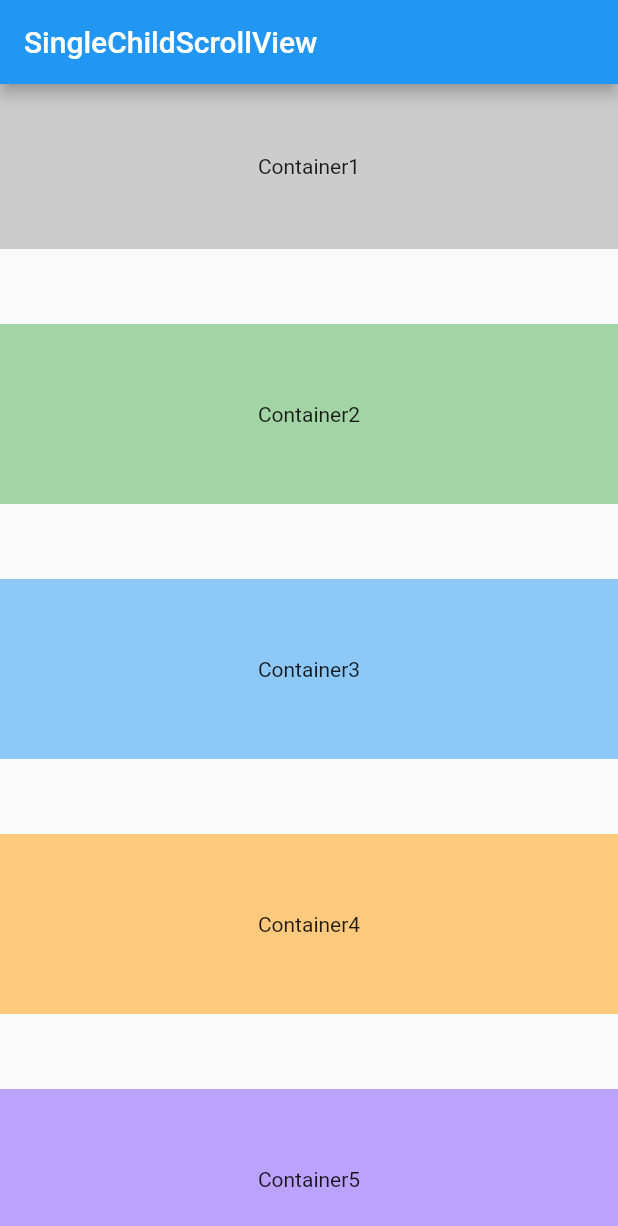
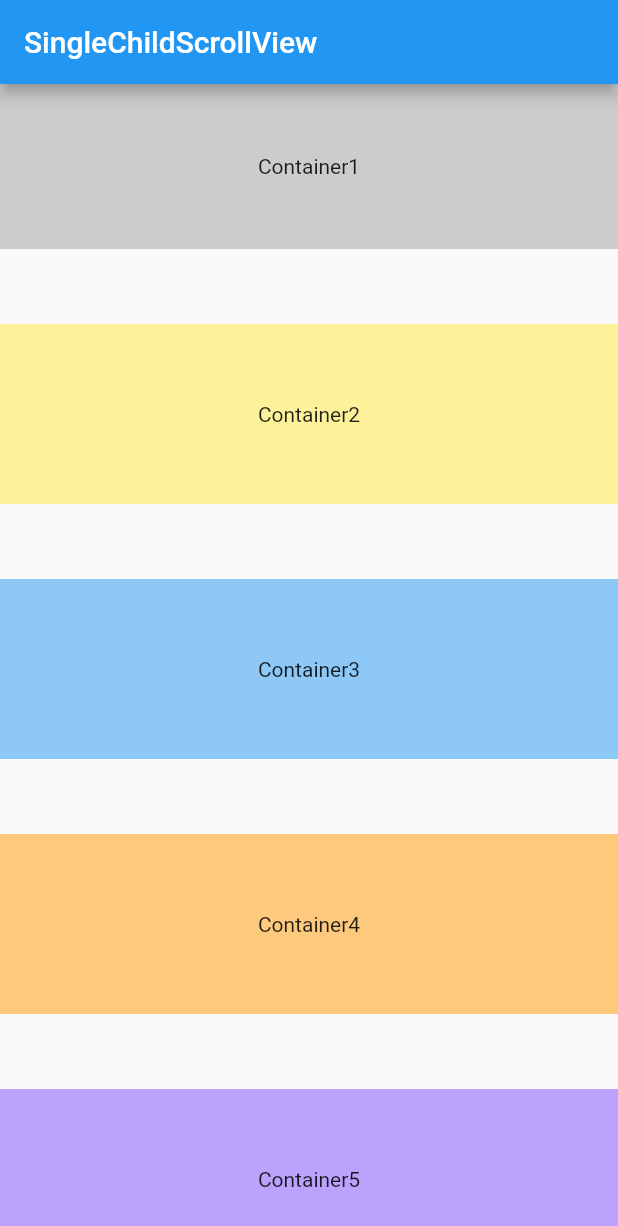
Before and after one commit to daheeamond/singlechildview, a Flutter app: the screen it shows after launch, on a phone screen of 412 x 824 dp. Shown: the top 1226 px of the screen. Run offline on Flutter 3.47's test engine with Material 2 defaults, Android fonts, the phone set to English and light mode, and no system bars.

Commit message:
change container2 color

```diff
--- a/lib/main.dart
+++ b/lib/main.dart
@@ -37,7 +37,7 @@ class MyStatelessWidget extends StatelessWidget {
           ),
           Container(
             // Another fixed-height child.
-            color: Colors.green.withOpacity(.5),
+            color: Colors.yellow.withOpacity(.5),
             height: 120.0,
             alignment: Alignment.center,
             child: const Text('Container2'),
```
